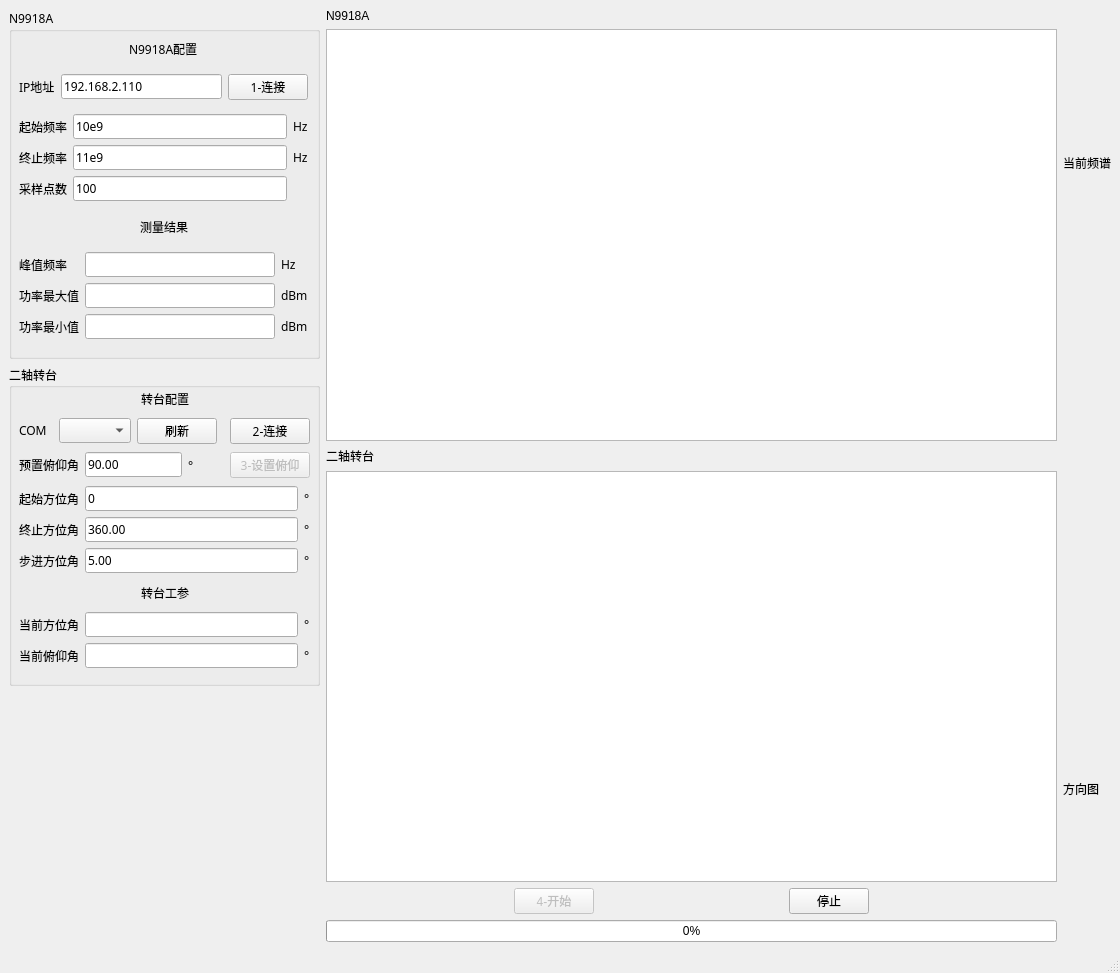
ArtisticZhao/antenna_pattern, file mainwindow.ui: the form before one commit.
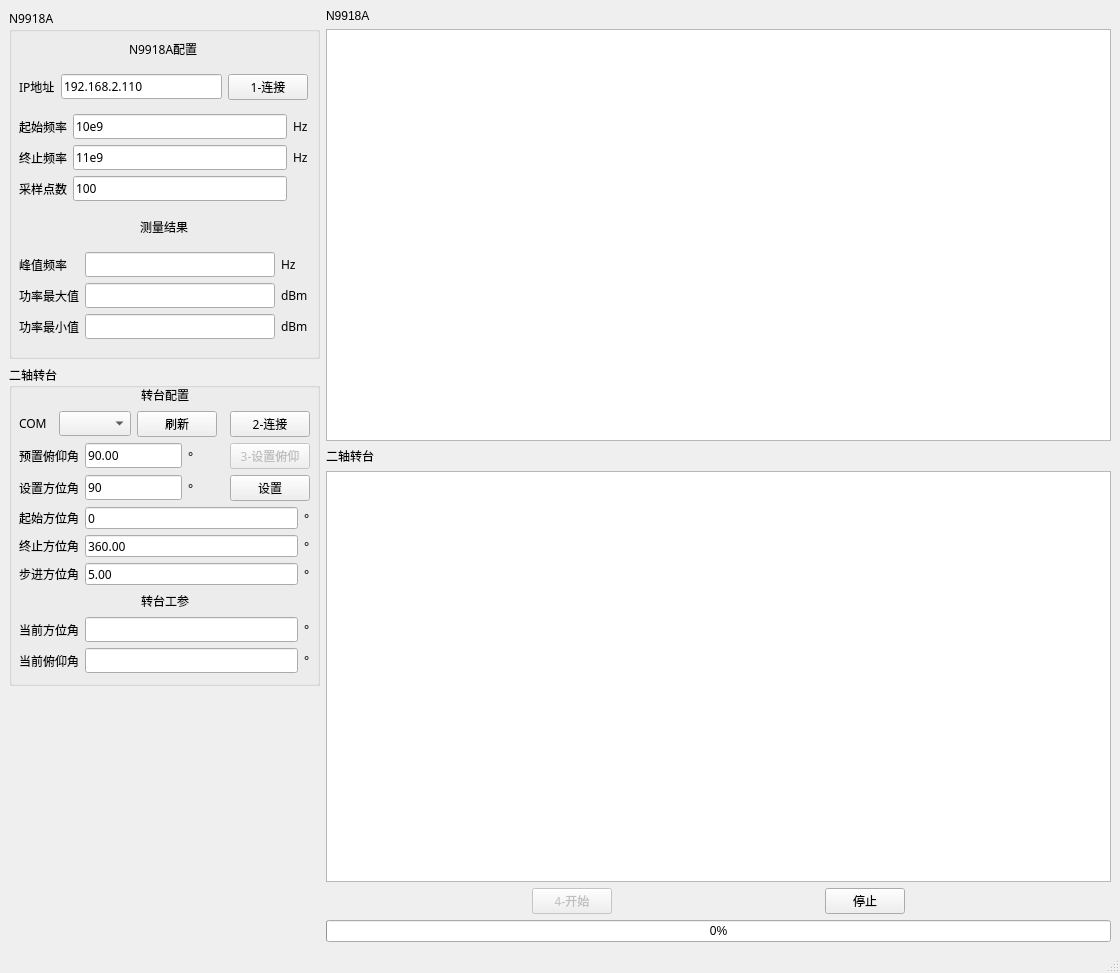
The form after the commit. Custom widgets are drawn as their Qt base class.

Commit message: 可以手动控制转台方位角；移除qwt相关控件

Diff of the .ui file:
```diff
--- a/mainwindow.ui
+++ b/mainwindow.ui
@@ -543,6 +543,51 @@
             </item>
            </layout>
           </item>
+          <item>
+           <layout class="QHBoxLayout" name="horizontalLayout_10">
+            <item>
+             <widget class="QLabel" name="label_34">
+              <property name="text">
+               <string>设置方位角</string>
+              </property>
+             </widget>
+            </item>
+            <item>
+             <widget class="QLineEdit" name="le_azimuth">
+              <property name="text">
+               <string>90</string>
+              </property>
+             </widget>
+            </item>
+            <item>
+             <widget class="QLabel" name="label_35">
+              <property name="text">
+               <string>°</string>
+              </property>
+             </widget>
+            </item>
+            <item>
+             <spacer name="horizontalSpacer_15">
+              <property name="orientation">
+               <enum>Qt::Horizontal</enum>
+              </property>
+              <property name="sizeHint" stdset="0">
+               <size>
+                <width>40</width>
+                <height>20</height>
+               </size>
+              </property>
+             </spacer>
+            </item>
+            <item>
+             <widget class="QPushButton" name="pb_set_azimuth">
+              <property name="text">
+               <string>设置</string>
+              </property>
+             </widget>
+            </item>
+           </layout>
+          </item>
           <item>
            <layout class="QGridLayout" name="gridLayout_3">
             <item row="1" column="1">
@@ -869,25 +914,7 @@
      </layout>
     </item>
     <item>
-     <layout class="QVBoxLayout" name="verticalLayout_5">
-      <item>
-       <widget class="QLabel" name="label_33">
-        <property name="text">
-         <string>当前频谱</string>
-        </property>
-       </widget>
-      </item>
-      <item>
-       <widget class="QwtPlot" name="qwt_spectrum"/>
-      </item>
-      <item>
-       <widget class="QLabel" name="label_32">
-        <property name="text">
-         <string>方向图</string>
-        </property>
-       </widget>
-      </item>
-     </layout>
+     <layout class="QVBoxLayout" name="verticalLayout_5"/>
     </item>
    </layout>
   </widget>
@@ -903,13 +930,6 @@
   </widget>
   <widget class="QStatusBar" name="statusbar"/>
  </widget>
- <customwidgets>
-  <customwidget>
-   <class>QwtPlot</class>
-   <extends>QFrame</extends>
-   <header>qwt_plot.h</header>
-  </customwidget>
- </customwidgets>
  <resources/>
  <connections/>
 </ui>
```
Left out of the diff: 2 changed lines with no effect on the pictures. The commit also changes 5 other files.
